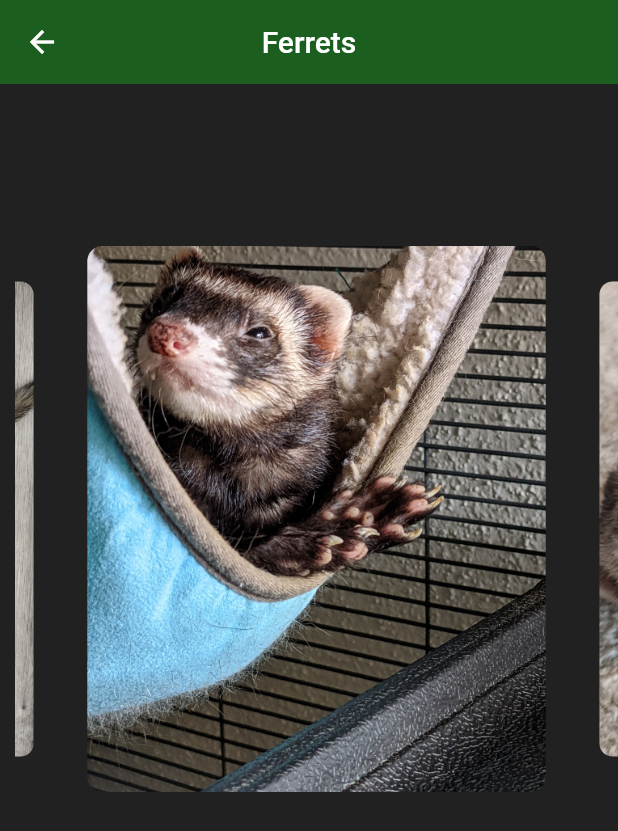
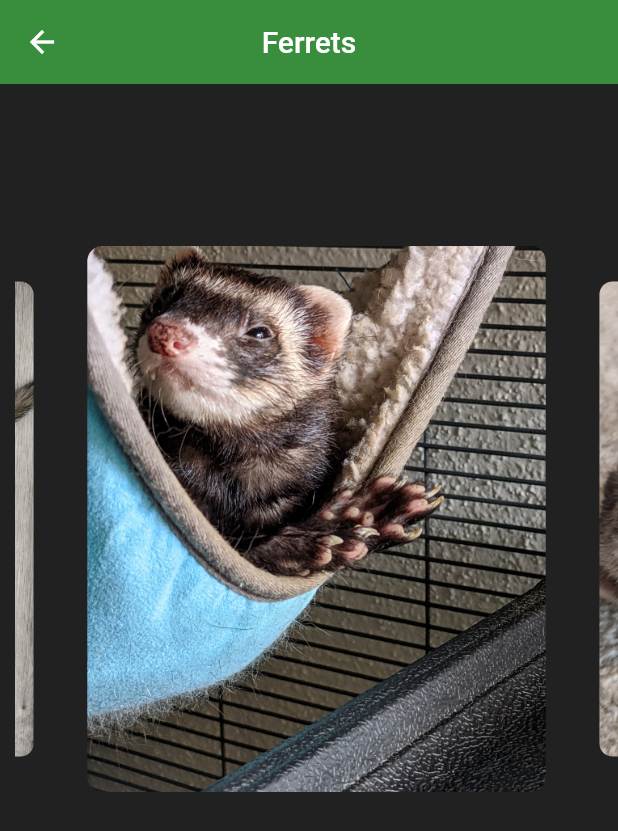
Before and after one commit to zeroax1s/app1, a Flutter app: the screen it shows after launch, swiped to page 3, on a phone screen of 412 x 824 dp. Shown: the top 831 px of the screen. Run offline on Flutter 3.47's test engine with Material 2 defaults, Android fonts, the phone set to English and light mode, and no system bars; drawn by our look-alikes of carousel_slider.

Commit message:
changed green to a lighter shade

```diff
--- a/carouselfun/lib/Pages/home.dart
+++ b/carouselfun/lib/Pages/home.dart
@@ -25,7 +25,7 @@ class _HomeState extends State<Home> {
     return Scaffold(
       backgroundColor: Colors.grey[900],
       appBar: AppBar(
-        backgroundColor: Colors.green[900],
+        backgroundColor: Colors.green[700],
         title: Text('Ferrets'),
         centerTitle: true,
         elevation: 0,
```
